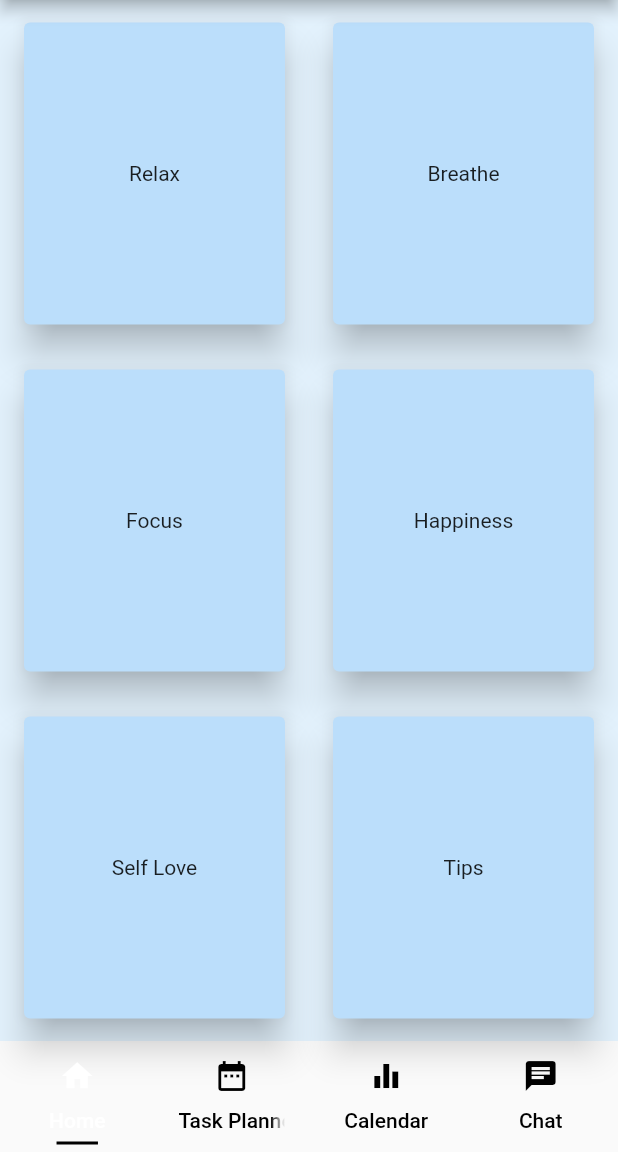
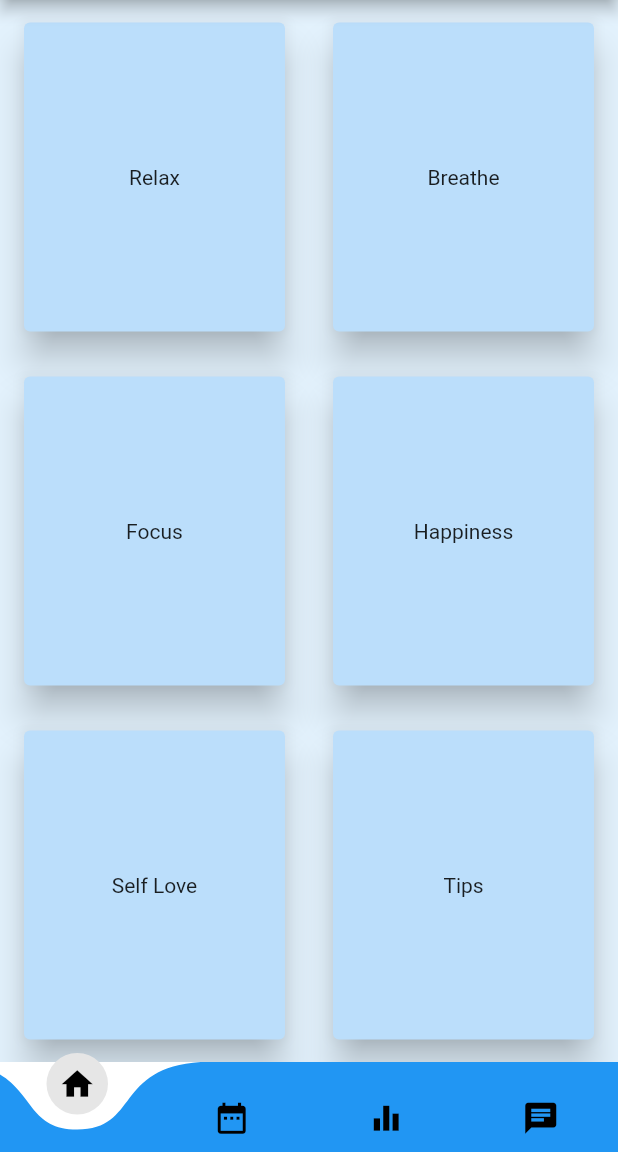
Before and after one commit to HAC-2020/The-Mindfulness, a Flutter app: the screen it shows after launch, on a phone screen of 412 x 824 dp, the part 84-1236 px from its top. Run offline on Flutter 3.47's test engine with Material 2 defaults, Android fonts, the phone set to English and light mode, and no system bars; drawn by our look-alikes of curved_navigation_bar.

Commit message:
tabs view updated

```diff
--- a/lib/Class/Tabs.dart
+++ b/lib/Class/Tabs.dart
@@ -2,6 +2,7 @@ import 'package:The_Mindfulness/Screens/AddTask.dart';
 import 'package:The_Mindfulness/Screens/Cal.dart';
 import 'package:The_Mindfulness/Screens/Home.dart';
 import 'package:The_Mindfulness/Screens/chatrooms.dart';
+import 'package:curved_navigation_bar/curved_navigation_bar.dart';
 import 'package:flutter/cupertino.dart';
 import 'package:flutter/material.dart';
 
@@ -30,30 +31,30 @@ class _TabsState extends State<Tabs> {
       ),
 
       body: _children[_currentindex],
-      bottomNavigationBar: new TabBar(
-        tabs: [
-          Tab(
-            icon: Icon(Icons.home),
-            text: "Home",
-          ),
-          Tab(
-            icon: Icon(Icons.date_range),
-            text: "Task Planner",
-          ),
-          Tab(
-            icon: Icon(Icons.equalizer),
-            text: "Calendar",
-          ),
-          Tab(
-            icon: Icon(Icons.chat),
-            text: "Chat",
-          ),
+      bottomNavigationBar: CurvedNavigationBar(
+        color:Colors.blue,
+        buttonBackgroundColor: Color(0xFFe6e6e6),
+        //backgroundColor: Color(0xff04033a),
+        backgroundColor:Colors.white,
+        height: 60,
+        animationDuration: Duration(milliseconds: 200),
+        animationCurve: Curves.bounceInOut,
+        index: 0,
+        items:<Widget>[
+
+          Icon(Icons.home,size: 25,color:Colors.black),
+          Icon(Icons.date_range,size: 25,color:Colors.black),
+          Icon(Icons.equalizer,size: 25,color:Colors.black),
+          Icon(Icons.chat,size: 25,color: Colors.black,),
+
         ],
-        labelColor: Colors.white,
-        unselectedLabelColor: Colors.black,
-        indicatorSize: TabBarIndicatorSize.label,
-        indicatorPadding: EdgeInsets.all(5.0),
-        indicatorColor: Colors.black,
+        onTap: (index){
+          print("The current index is $index");
+          setState(() {
+            _currentindex = index;
+          });
+
+        },
       ),
     );
   }
--- a/pubspec.yaml
+++ b/pubspec.yaml
@@ -29,6 +29,7 @@ dependencies:
   cupertino_icons: ^0.1.3
   firebase_core: ^0.4.5
   firebase: ^7.3.0
+  curved_navigation_bar: 0.3.3
 
 dev_dependencies:
   flutter_test:
```
Also changed, not shown: pubspec.lock.
